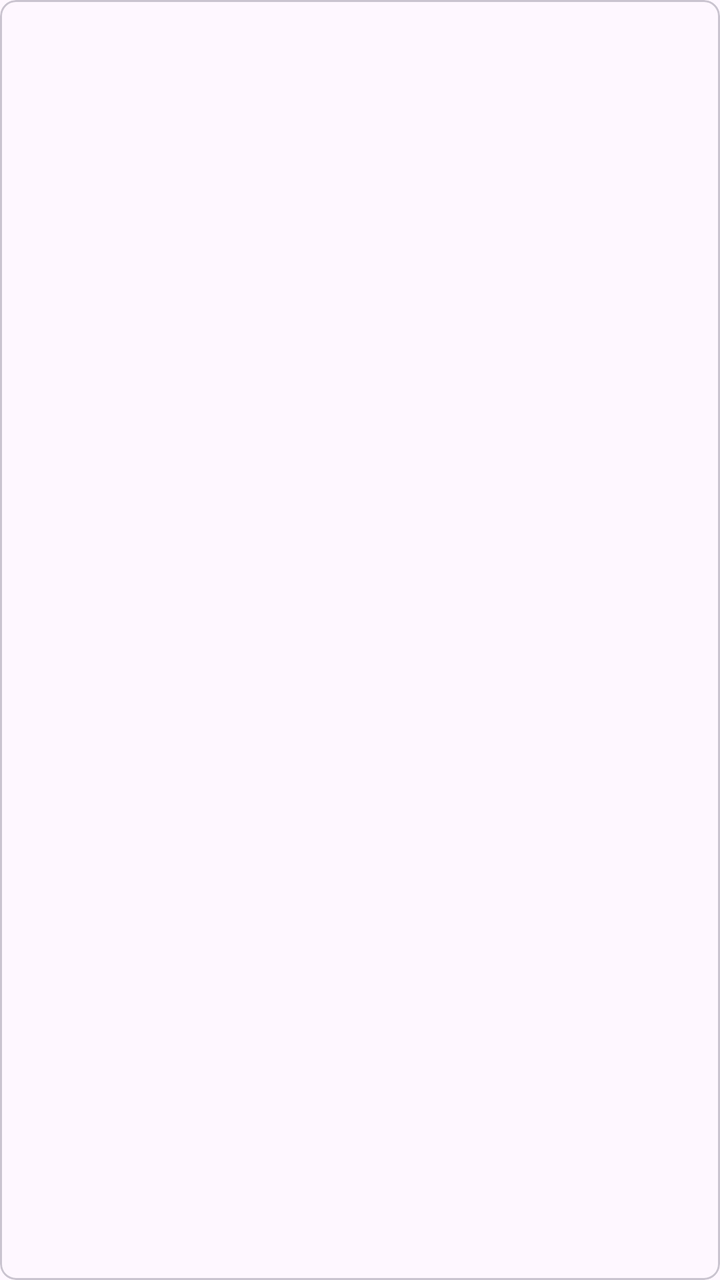
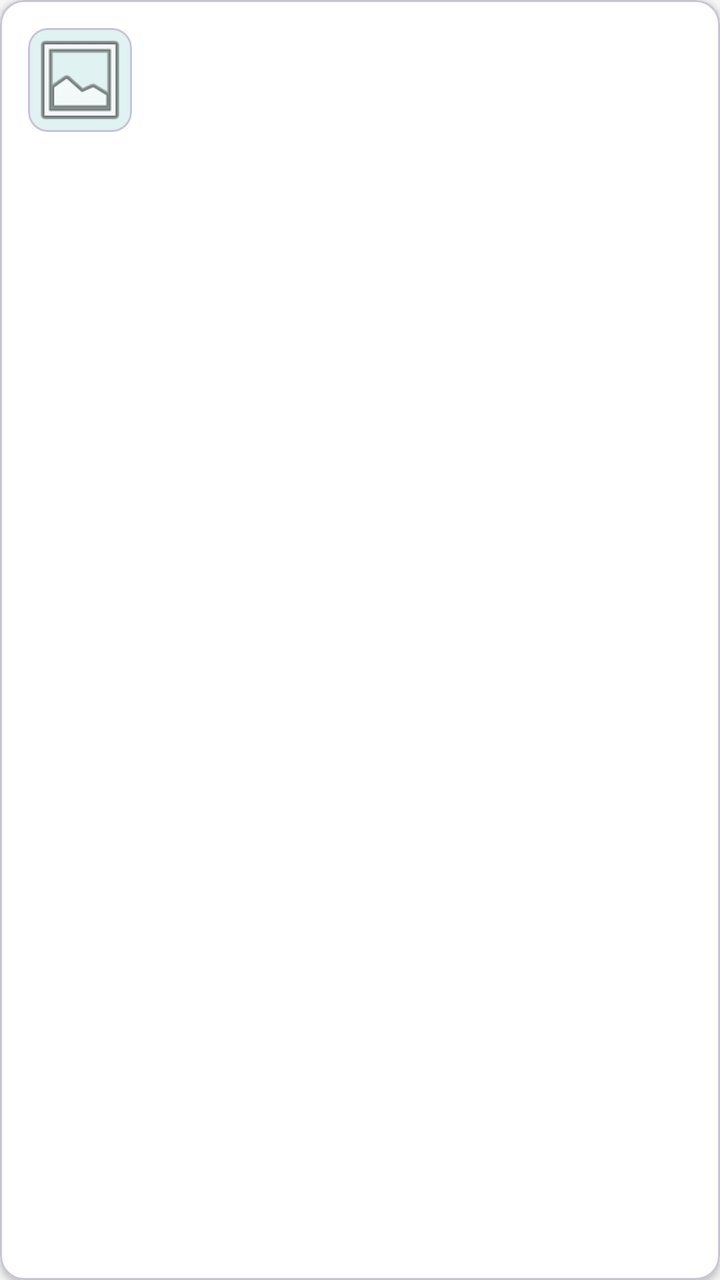

Before-and-after screenshots of an Android layout around one commit, followed by the original layout XML and the change that was made.
<!-- AndroidManifest.xml: application theme Theme.MyApplication -->
<!-- res/layout/item_attendance.xml -->
<?xml version="1.0" encoding="utf-8"?>
<com.google.android.material.card.MaterialCardView xmlns:android="http://schemas.android.com/apk/res/android"
    xmlns:app="http://schemas.android.com/apk/res-auto"
    android:layout_width="match_parent"
    android:layout_height="wrap_content"
    android:layout_margin="6dp"
    app:cardCornerRadius="8dp">

    <LinearLayout
        android:layout_width="match_parent"
        android:layout_height="wrap_content"
        android:orientation="vertical"
        android:padding="16dp">

        <TextView
            android:id="@+id/timestampText"
            android:layout_width="wrap_content"
            android:layout_height="wrap_content"
            android:textSize="16sp"
            android:textStyle="bold" />

        <TextView
            android:id="@+id/locationText"
            android:layout_width="wrap_content"
            android:layout_height="wrap_content"
            android:textSize="13sp"
            android:layout_marginTop="4dp" />
    </LinearLayout>

</com.google.android.material.card.MaterialCardView>
<!-- resources referenced by this layout -->
<resources>
  <style name="Theme.MyApplication" parent="Base.Theme.MyApplication" />
  <style name="Base.Theme.MyApplication" parent="Theme.Material3.DayNight.NoActionBar">
          
          
      </style>
</resources>

<!-- the commit's change to res/layout/item_attendance.xml (unified diff, before → after) -->
@@ -3,28 +3,58 @@
     xmlns:app="http://schemas.android.com/apk/res-auto"
     android:layout_width="match_parent"
     android:layout_height="wrap_content"
-    android:layout_margin="6dp"
-    app:cardCornerRadius="8dp">
+    android:layout_marginHorizontal="12dp"
+    android:layout_marginVertical="6dp"
+    app:cardCornerRadius="12dp"
+    app:cardElevation="2dp"
+    app:cardBackgroundColor="@color/card_background">
 
     <LinearLayout
         android:layout_width="match_parent"
         android:layout_height="wrap_content"
-        android:orientation="vertical"
-        android:padding="16dp">
+        android:orientation="horizontal"
+        android:gravity="center_vertical"
+        android:padding="14dp">
 
-        <TextView
-            android:id="@+id/timestampText"
-            android:layout_width="wrap_content"
+        <com.google.android.material.card.MaterialCardView
+            android:layout_width="52dp"
+            android:layout_height="52dp"
+            app:cardCornerRadius="10dp"
+            app:cardElevation="0dp"
+            app:cardBackgroundColor="@color/brand_primary_light">
+
+            <ImageView
+                android:id="@+id/selfieThumbnail"
+                android:layout_width="match_parent"
+                android:layout_height="match_parent"
+                android:scaleType="centerCrop"
+                android:contentDescription="Attendance selfie"
+                android:src="@android:drawable/ic_menu_gallery" />
+        </com.google.android.material.card.MaterialCardView>
+
+        <LinearLayout
+            android:layout_width="0dp"
             android:layout_height="wrap_content"
-            android:textSize="16sp"
-            android:textStyle="bold" />
+            android:layout_weight="1"
+            android:layout_marginStart="14dp"
+            android:orientation="vertical">
 
-        <TextView
-            android:id="@+id/locationText"
-            android:layout_width="wrap_content"
-            android:layout_height="wrap_content"
-            android:textSize="13sp"
-            android:layout_marginTop="4dp" />
+            <TextView
+                android:id="@+id/timestampText"
+                android:layout_width="wrap_content"
+                android:layout_height="wrap_content"
+                android:textSize="15sp"
+                android:textStyle="bold"
+                android:textColor="@color/text_primary" />
+
+            <TextView
+                android:id="@+id/locationText"
+                android:layout_width="wrap_content"
+                android:layout_height="wrap_content"
+                android:layout_marginTop="3dp"
+                android:textSize="13sp"
+                android:textColor="@color/text_secondary" />
+        </LinearLayout>
     </LinearLayout>
 
 </com.google.android.material.card.MaterialCardView>
<!-- resource entries referenced after the edit -->
@@ -1,9 +1,26 @@
 <!-- resources referenced by this layout -->
 <resources>
+  <color name="brand_primary_light">#E0F2F1</color>
+  <color name="card_background">@color/white</color>
+  <color name="text_primary">#212121</color>
+  <color name="text_secondary">#6B6B6B</color>
   <style name="Theme.MyApplication" parent="Base.Theme.MyApplication" />
+  <color name="white">#FFFFFFFF</color>
   <style name="Base.Theme.MyApplication" parent="Theme.Material3.DayNight.NoActionBar">
-          
-          
+          <item name="colorPrimary">@color/brand_primary</item>
+          <item name="colorOnPrimary">@color/brand_on_primary</item>
+          <item name="colorPrimaryContainer">@color/brand_primary_light</item>
+          <item name="colorOnPrimaryContainer">@color/brand_primary_dark</item>
+          <item name="colorSecondary">@color/brand_secondary</item>
+          <item name="colorOnSecondary">@color/black</item>
+          <item name="android:statusBarColor">@color/brand_primary_dark</item>
+          <item name="android:windowBackground">@color/screen_background</item>
       </style>
+  <color name="brand_primary">#00695C</color>
+  <color name="brand_on_primary">@color/white</color>
+  <color name="brand_primary_dark">#004D40</color>
+  <color name="brand_secondary">#FFB300</color>
+  <color name="black">#FF000000</color>
+  <color name="screen_background">#F5F7F6</color>
 </resources>
 
